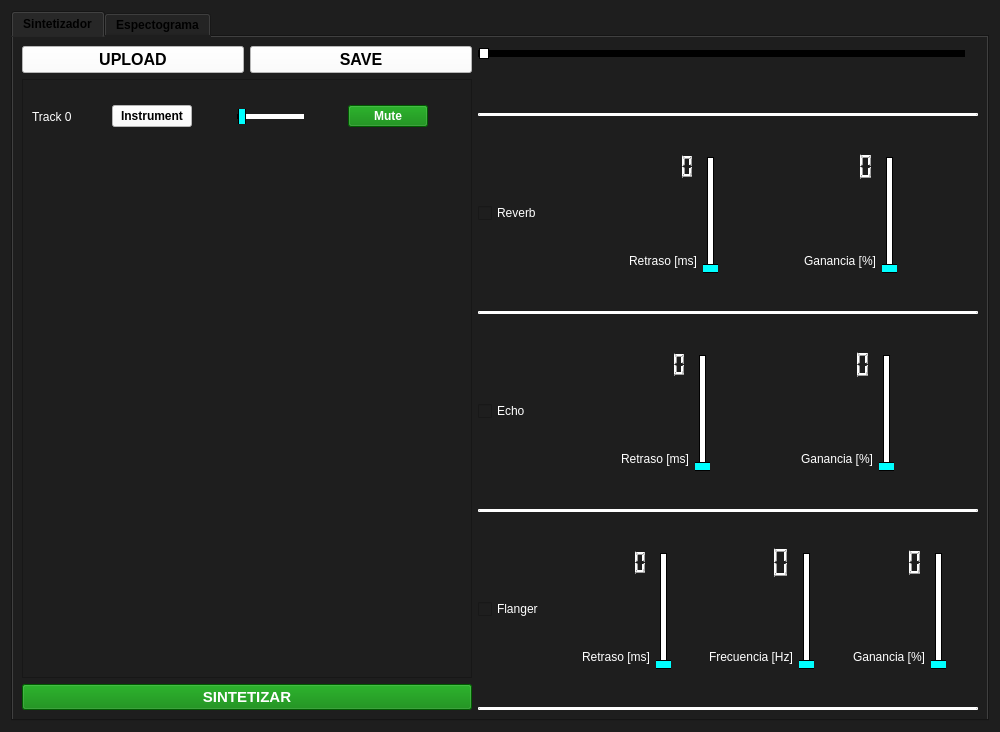
Before: the Qt Designer form Frontend/Designer/menu.ui in odevincenti/ASSD_TP2, drawn with Qt 5.
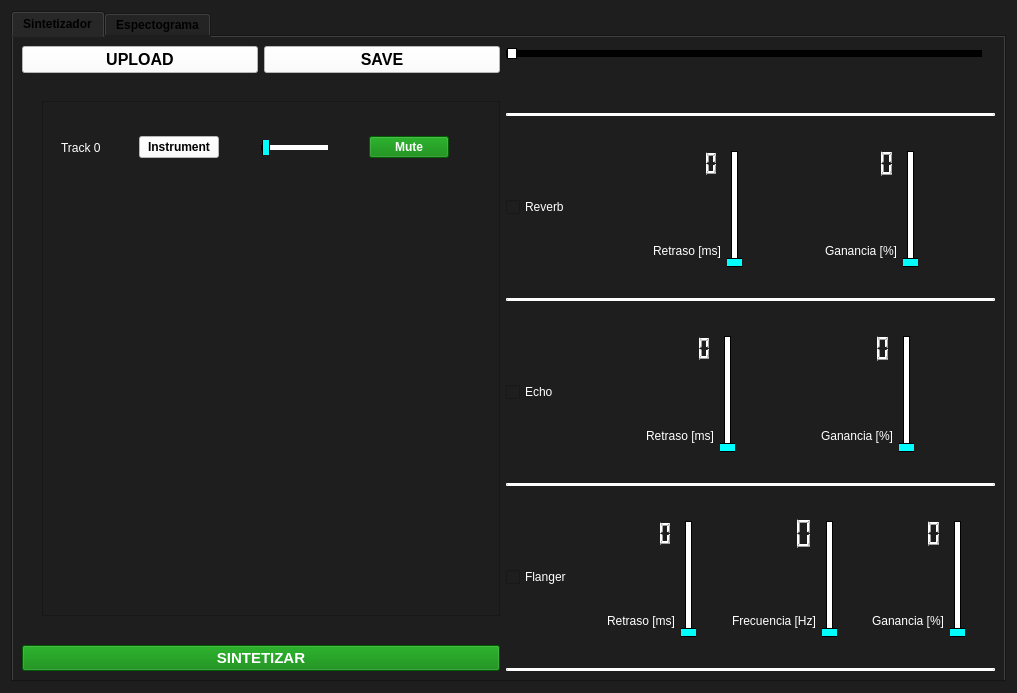
After: the same form once the commit is applied. The open tabs and pages were chosen to show the change. Icons and pictures are not drawn.

Patch:
```diff
--- a/Frontend/Designer/menu.ui
+++ b/Frontend/Designer/menu.ui
@@ -6,8 +6,8 @@
    <rect>
     <x>0</x>
     <y>0</y>
-    <width>1000</width>
-    <height>732</height>
+    <width>1017</width>
+    <height>693</height>
    </rect>
   </property>
   <property name="windowTitle">
@@ -87,7 +87,34 @@
               </layout>
              </item>
              <item>
+              <layout class="QHBoxLayout" name="horizontalLayout_9">
+               <item>
+                <spacer name="verticalSpacer_2">
+                 <property name="orientation">
+                  <enum>Qt::Vertical</enum>
+                 </property>
+                 <property name="sizeHint" stdset="0">
+                  <size>
+                   <width>20</width>
+                   <height>40</height>
+                  </size>
+                 </property>
+                </spacer>
+               </item>
+               <item>
               <widget class="QScrollArea" name="scrollArea">
+                 <property name="sizePolicy">
+                  <sizepolicy hsizetype="Maximum" vsizetype="Maximum">
+                   <horstretch>0</horstretch>
+                   <verstretch>0</verstretch>
+                  </sizepolicy>
+                 </property>
+                 <property name="maximumSize">
+                  <size>
+                   <width>700</width>
+                   <height>515</height>
+                  </size>
+                 </property>
                <property name="widgetResizable">
                 <bool>true</bool>
                </property>
@@ -96,15 +123,21 @@
                  <rect>
                   <x>0</x>
                   <y>0</y>
-                  <width>429</width>
-                  <height>571</height>
-                 </rect>
-                </property>
-                <layout class="QVBoxLayout" name="verticalLayout_3">
+                    <width>434</width>
+                    <height>513</height>
+                   </rect>
+                  </property>
+                  <layout class="QHBoxLayout" name="horizontalLayout_10">
                  <item>
-                  <layout class="QVBoxLayout" name="ListTrackWidget">
+                    <widget class="QWidget" name="Track_Widget" native="true">
+                     <property name="styleSheet">
+                      <string notr="true">background:rgb(30,30,30);</string>
+                     </property>
+                     <layout class="QHBoxLayout" name="horizontalLayout_31">
                    <item>
-                    <layout class="QHBoxLayout" name="track0_layout">
+                       <layout class="QVBoxLayout" name="verticalLayout_9">
+                        <item>
+                         <layout class="QHBoxLayout" name="track0">
                      <item>
                       <widget class="QLabel" name="label_track0">
                        <property name="styleSheet">
@@ -116,7 +149,7 @@
                       </widget>
                      </item>
                      <item>
-                      <spacer name="horizontalSpacer_26">
+                           <spacer name="horizontalSpacer_27">
                        <property name="orientation">
                         <enum>Qt::Horizontal</enum>
                        </property>
@@ -146,7 +179,7 @@
                       </widget>
                      </item>
                      <item>
-                      <spacer name="horizontalSpacer_23">
+                           <spacer name="horizontalSpacer_28">
                        <property name="orientation">
                         <enum>Qt::Horizontal</enum>
                        </property>
@@ -159,9 +192,9 @@
                       </spacer>
                      </item>
                      <item>
-                      <layout class="QVBoxLayout" name="verticalLayout_33">
+                           <layout class="QVBoxLayout" name="verticalLayout_10">
                        <item>
-                        <spacer name="horizontalSpacer_27">
+                             <spacer name="horizontalSpacer_13">
                          <property name="orientation">
                           <enum>Qt::Horizontal</enum>
                          </property>
@@ -222,7 +255,7 @@
                       </layout>
                      </item>
                      <item>
-                      <spacer name="horizontalSpacer_24">
+                           <spacer name="horizontalSpacer_29">
                        <property name="orientation">
                         <enum>Qt::Horizontal</enum>
                        </property>
@@ -252,7 +285,7 @@
                       </widget>
                      </item>
                      <item>
-                      <spacer name="horizontalSpacer_25">
+                           <spacer name="horizontalSpacer_30">
                        <property name="orientation">
                         <enum>Qt::Horizontal</enum>
                        </property>
@@ -267,22 +300,20 @@
                     </layout>
                    </item>
                    <item>
-                    <spacer name="verticalSpacer_2">
+                         <spacer name="horizontalSpacer_31">
                      <property name="orientation">
-                      <enum>Qt::Vertical</enum>
+                           <enum>Qt::Horizontal</enum>
                      </property>
                      <property name="sizeHint" stdset="0">
                       <size>
-                       <width>20</width>
-                       <height>40</height>
+                            <width>40</width>
+                            <height>20</height>
                       </size>
                      </property>
                     </spacer>
                    </item>
-                  </layout>
-                 </item>
                  <item>
-                  <spacer name="verticalSpacer_4">
+                         <spacer name="verticalSpacer_8">
                    <property name="orientation">
                     <enum>Qt::Vertical</enum>
                    </property>
@@ -295,8 +326,15 @@
                   </spacer>
                  </item>
                 </layout>
-               </widget>
-              </widget>
+                      </item>
+                     </layout>
+                    </widget>
+                   </item>
+                  </layout>
+                 </widget>
+                </widget>
+               </item>
+              </layout>
              </item>
              <item>
               <widget class="QPushButton" name="pushButton_Sintetizar">
```
Left out of the diff: 6 changed lines with no effect on the pictures. Lines whose indentation alone changed are shown as unchanged.
